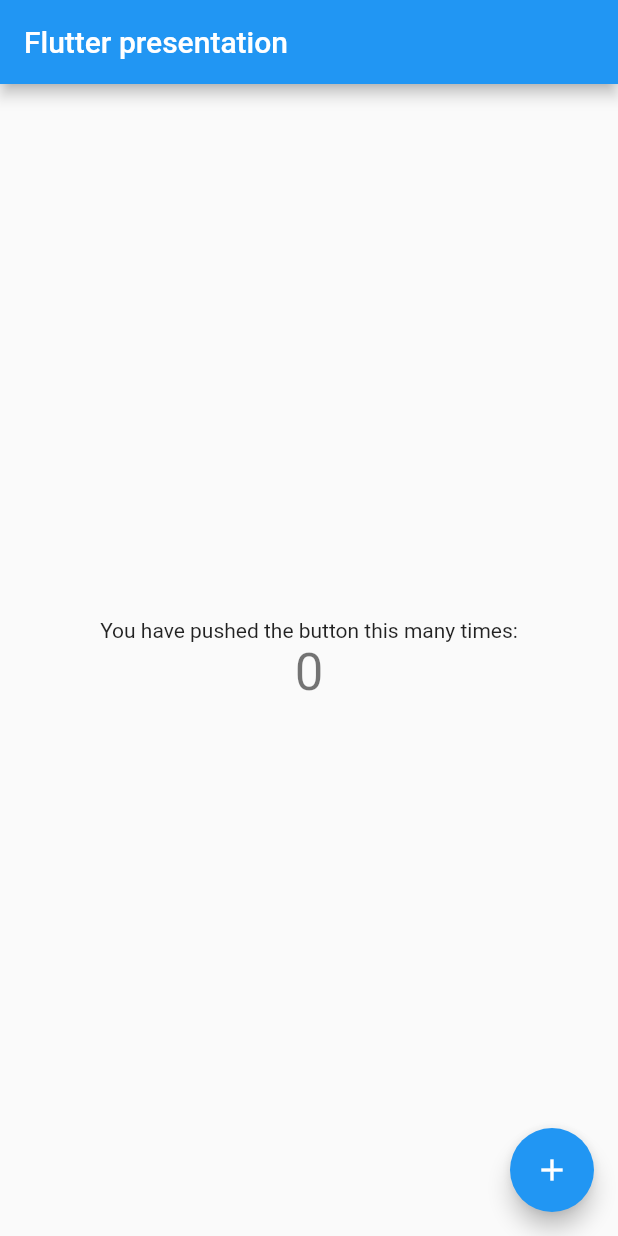
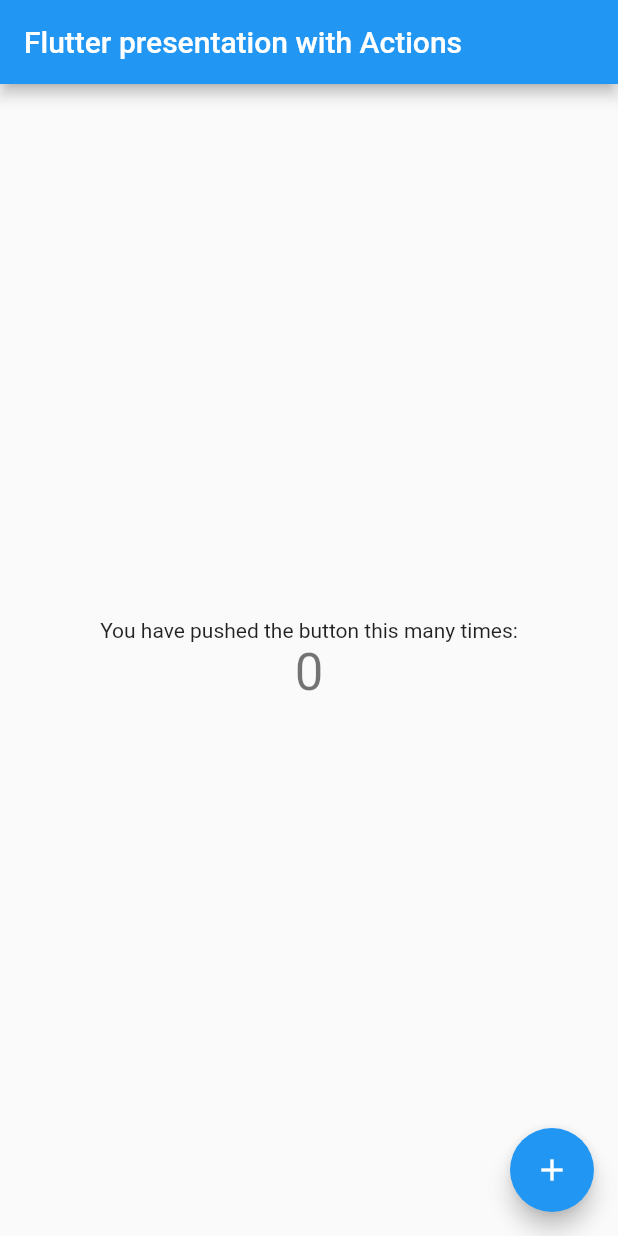
Before and after one commit to plucenio/FlutterPresentation, a Flutter app: the screen it shows after launch, on a phone screen of 412 x 824 dp. Run offline on Flutter 3.47's test engine with Material 2 defaults, Android fonts, the phone set to English and light mode, and no system bars.

Commit message:
Update home_page.dart
#1 updates title

```diff
--- a/lib/home_page.dart
+++ b/lib/home_page.dart
@@ -20,7 +20,7 @@ class _HomePageState extends State<HomePage> {
   Widget build(BuildContext context) {
     return Scaffold(
       appBar: AppBar(
-        title: Text("Flutter presentation"),
+        title: Text("Flutter presentation with Actions"),
       ),
       body: Center(
         child: Column(
```
